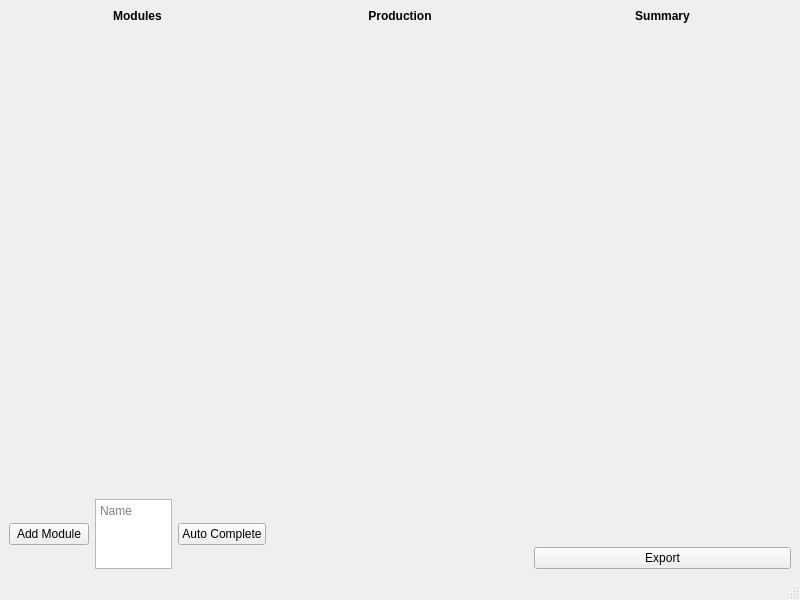
Before: the Qt Designer form mainwindow.ui in Arklog/x4StationGenerator, drawn with Qt 5.
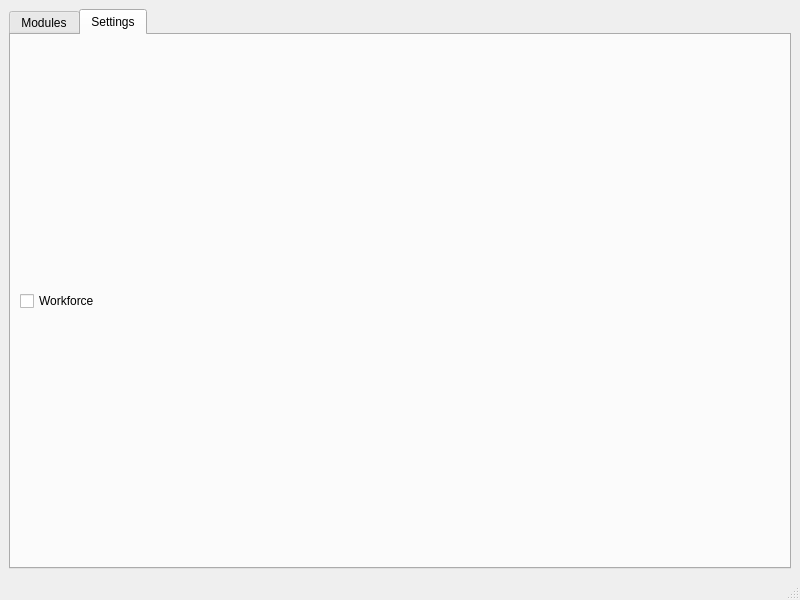
After: the same form once the commit is applied.

Diff of the .ui file:
```diff
--- a/mainwindow.ui
+++ b/mainwindow.ui
@@ -26,10 +26,23 @@
      <verstretch>0</verstretch>
     </sizepolicy>
    </property>
-   <layout class="QHBoxLayout" name="horizontalLayout" stretch="1,1,1">
+   <layout class="QHBoxLayout" name="horizontalLayout" stretch="0">
     <property name="sizeConstraint">
      <enum>QLayout::SetMaximumSize</enum>
     </property>
+    <item>
+     <widget class="QTabWidget" name="tabWidget">
+      <property name="layoutDirection">
+       <enum>Qt::LeftToRight</enum>
+      </property>
+      <property name="currentIndex">
+       <number>1</number>
+      </property>
+      <widget class="QWidget" name="modules_tab">
+       <attribute name="title">
+        <string>Modules</string>
+       </attribute>
+       <layout class="QHBoxLayout" name="horizontalLayout_2" stretch="1,1,1">
     <item>
      <layout class="QVBoxLayout" name="moduleSelectionLayout" stretch="0,1,0">
       <property name="sizeConstraint">
@@ -203,6 +216,24 @@
        </widget>
       </item>
      </layout>
+        </item>
+       </layout>
+      </widget>
+      <widget class="QWidget" name="settings_tab">
+       <attribute name="title">
+        <string>Settings</string>
+       </attribute>
+       <layout class="QVBoxLayout" name="verticalLayout_4">
+        <item>
+         <widget class="QCheckBox" name="checkBox">
+          <property name="text">
+           <string>Workforce</string>
+          </property>
+         </widget>
+        </item>
+       </layout>
+      </widget>
+     </widget>
     </item>
    </layout>
   </widget>
```
Lines whose indentation alone changed are shown as unchanged.
